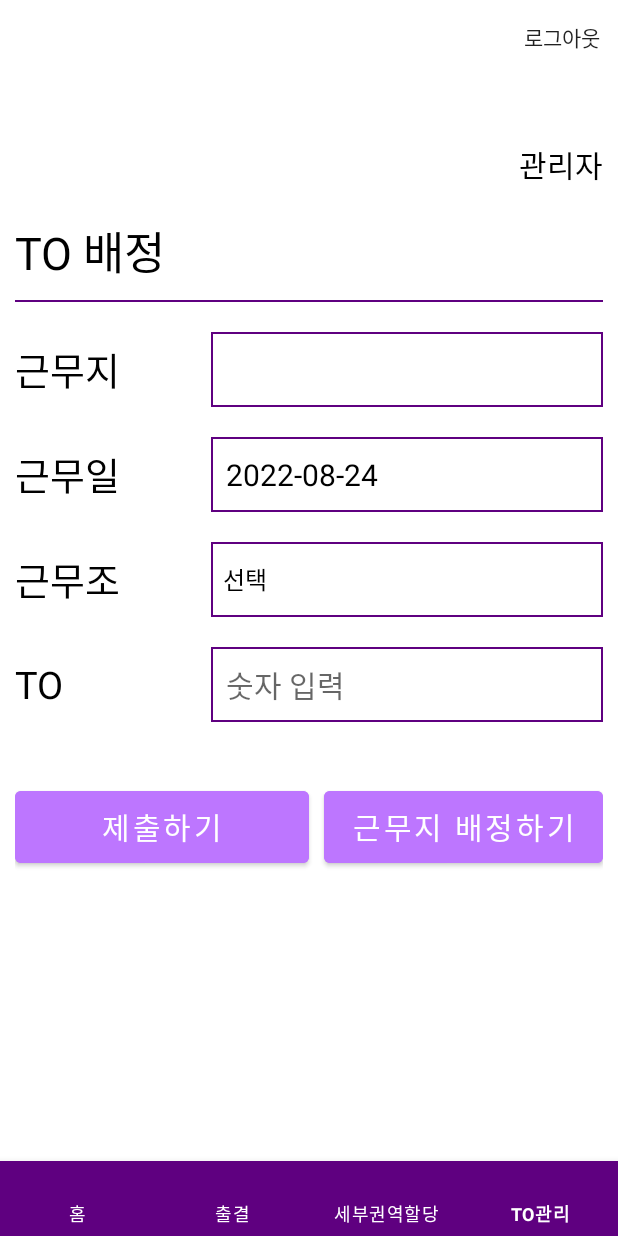
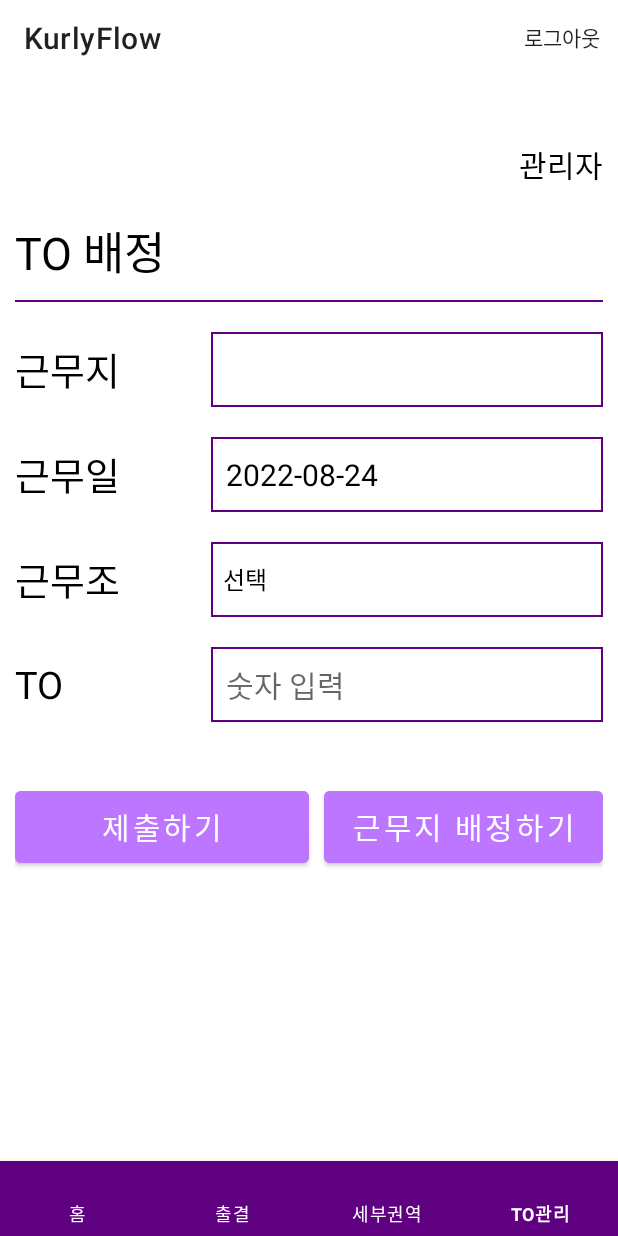
Before and after one commit to Kurly-Flow/Kurly-Flow-FE, an Android app: the fragment AttendanceFragment placed in its activity, item 4 of the bottom bar chosen, on a phone screen of 412 x 824 dp. Run offline under Robolectric (Android 15) with nearby library versions, the phone set to English and light mode, and no system bars; 2 statements that could not run were skipped.

Commit message:
1차 테스트 완료

```diff
--- a/app/src/main/java/com/example/kurlyflow/MyFirebaseMessagingService.kt
+++ b/app/src/main/java/com/example/kurlyflow/MyFirebaseMessagingService.kt
@@ -76,7 +76,7 @@ class MyFirebaseMessagingService : FirebaseMessagingService() {
         val defaultSoundUri = RingtoneManager.getDefaultUri(RingtoneManager.TYPE_NOTIFICATION)
 
         val notificationBuilder = NotificationCompat.Builder(this, channelId)
-            .setSmallIcon(R.drawable.ic_launcher_foreground)
+            .setSmallIcon(R.mipmap.ic_launcher_round)
             .setContentTitle(messageBody["title"])
             .setContentText(messageBody["body"])
             .setAutoCancel(true)
--- a/app/src/main/java/com/example/kurlyflow/hr/worker/service/WorkerCallService.kt
+++ b/app/src/main/java/com/example/kurlyflow/hr/worker/service/WorkerCallService.kt
@@ -2,11 +2,11 @@ package com.example.kurlyflow.hr.worker.service
 
 import com.example.kurlyflow.ApiClient
 import retrofit2.Call
-import retrofit2.http.GET
 import retrofit2.http.Header
+import retrofit2.http.POST
 
 interface WorkerCallService {
-    @GET("/api/workers/call")
+    @POST("/api/workers/call")
     fun requestFcmCall(
         @Header("Authorization") loginToken: String,
         @Header("targetToken") fcmToken: String
--- a/app/src/main/res/layout/fragment_attendance.xml
+++ b/app/src/main/res/layout/fragment_attendance.xml
@@ -10,7 +10,8 @@
         android:id="@+id/toolbar_attendance"
         android:layout_width="match_parent"
         android:layout_height="50dp"
-        app:menu="@menu/manage_toolbar" />
+        app:menu="@menu/manage_toolbar"
+        app:title="@string/app_name" />
 
     <LinearLayout
         android:layout_width="match_parent"
@@ -105,6 +106,6 @@
             android:layout_height="60dp"
             android:backgroundTint="@color/purple_sub"
             android:text="세부권역 배정하기"
-            android:textSize="20dp"/>
+            android:textSize="20dp" />
     </LinearLayout>
 </LinearLayout>
--- a/app/src/main/res/layout/fragment_detailregion.xml
+++ b/app/src/main/res/layout/fragment_detailregion.xml
@@ -10,7 +10,8 @@
         android:id="@+id/toolbar_detailregion"
         android:layout_width="match_parent"
         android:layout_height="50dp"
-        app:menu="@menu/manage_toolbar" />
+        app:menu="@menu/manage_toolbar"
+        app:title="@string/app_name" />
 
     <LinearLayout
         android:layout_width="match_parent"
--- a/app/src/main/res/layout/fragment_home.xml
+++ b/app/src/main/res/layout/fragment_home.xml
@@ -1,16 +1,17 @@
 <?xml version="1.0" encoding="utf-8"?>
 <LinearLayout xmlns:android="http://schemas.android.com/apk/res/android"
+    xmlns:app="http://schemas.android.com/apk/res-auto"
     xmlns:tools="http://schemas.android.com/tools"
     android:layout_width="match_parent"
     android:layout_height="match_parent"
-    xmlns:app="http://schemas.android.com/apk/res-auto"
     android:orientation="vertical">
 
     <androidx.appcompat.widget.Toolbar
         android:id="@+id/toolbar_home"
         android:layout_width="match_parent"
         android:layout_height="50dp"
-        app:menu="@menu/manage_toolbar"/>
+        app:menu="@menu/manage_toolbar"
+        app:title="@string/app_name" />
 
     <LinearLayout
         android:layout_width="match_parent"
--- a/app/src/main/res/layout/fragment_to.xml
+++ b/app/src/main/res/layout/fragment_to.xml
@@ -9,7 +9,8 @@
         android:id="@+id/toolbar_to"
         android:layout_width="match_parent"
         android:layout_height="50dp"
-        app:menu="@menu/manage_toolbar" />
+        app:menu="@menu/manage_toolbar"
+        app:title="@string/app_name" />
 
     <LinearLayout
         android:layout_width="match_parent"
@@ -70,11 +71,11 @@
                 android:id="@+id/textview_to_region2"
                 android:layout_width="match_parent"
                 android:layout_height="50dp"
+                android:layout_gravity="center_vertical"
                 android:layout_weight="1"
                 android:background="@drawable/home_textview_border"
+                android:gravity="center_vertical"
                 android:paddingStart="10dp"
-                android:layout_gravity="center_vertical"
-                android:gravity="center_vertical"
                 android:textColor="@color/black"
                 android:textSize="20dp" />
         </LinearLayout>
@@ -164,8 +165,8 @@
         <LinearLayout
             android:layout_width="match_parent"
             android:layout_height="wrap_content"
-            android:orientation="horizontal"
-            android:layout_marginTop="20dp">
+            android:layout_marginTop="20dp"
+            android:orientation="horizontal">
 
             <Button
                 android:id="@+id/button_to_submit"
@@ -179,11 +180,11 @@
             <Button
                 android:id="@+id/button_to_setregion"
                 android:layout_width="match_parent"
+                android:layout_height="60dp"
+                android:layout_marginLeft="10dp"
                 android:layout_weight="1"
-                android:layout_height="60dp"
                 android:backgroundTint="@color/purple_sub"
                 android:text="근무지 배정하기"
-                android:layout_marginLeft="10dp"
                 android:textSize="20dp" />
         </LinearLayout>
     </LinearLayout>
--- a/app/src/main/res/menu/manage_bnav.xml
+++ b/app/src/main/res/menu/manage_bnav.xml
@@ -5,7 +5,7 @@
     <item android:id="@+id/attendance"
         android:title="출결"/>
     <item android:id="@+id/detail_region"
-        android:title="세부권역할당"/>
+        android:title="세부권역"/>
     <item android:id="@+id/to"
         android:title="TO관리"/>
 </menu>
--- a/app/src/main/res/values/strings.xml
+++ b/app/src/main/res/values/strings.xml
@@ -1,5 +1,5 @@
 <resources>
-    <string name="app_name">kurlyflow</string>
+    <string name="app_name">KurlyFlow</string>
     <string name="msg_token_fmt" translatable="false">InstanceID Token: %s</string>
     <string name="default_notification_channel_id" translatable="false">fcm_default_channel</string>
 </resources>
```
Also changed, not shown: app/src/main/java/com/example/kurlyflow/working/packing/CheckPackingActivity.kt (+5 -2 lines), app/src/main/java/com/example/kurlyflow/working/packing/CheckProductActivity.kt (+18 -6 lines), app/src/main/java/com/example/kurlyflow/working/picking/MultiPickingActivity.kt (+4 -3 lines).
